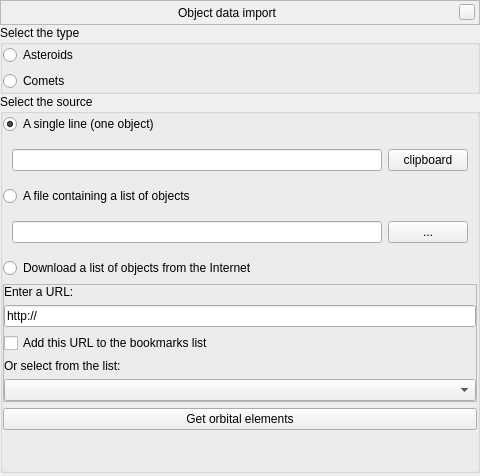
Above: plugins/CometsAsteroidsImporter/src/gui/importWindow.ui from 519984307/stellarium_src before the change. Below: the same form after it.
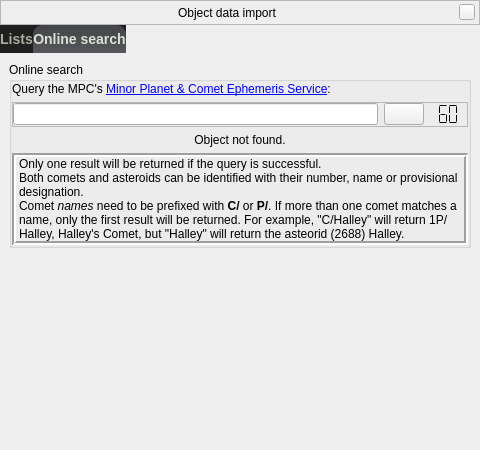
That is the form after the change. The open tabs and pages were chosen to show the change. Icons and pictures are not drawn. Custom widgets are drawn as their Qt base class.

Commit message: + searching and importing from the online MPES service (needs fixing); - single string import (mostly unusable)

What changed in the file:
```diff
--- a/plugins/CometsAsteroidsImporter/src/gui/importWindow.ui
+++ b/plugins/CometsAsteroidsImporter/src/gui/importWindow.ui
@@ -8,9 +8,43 @@
     <x>0</x>
     <y>0</y>
     <width>480</width>
-    <height>476</height>
+    <height>450</height>
    </rect>
   </property>
+  <property name="styleSheet">
+   <string notr="true">QTabBar {
+	border: none;
+	margin: 0px;
+	padding: 0px;
+	font-weight: bold;
+	color: rgb(170, 173, 164);
+	background-color: rgb(31, 31, 31);
+	font-size: 14px;
+}
+
+QTabBar::tab {
+	border: 0px;
+	margin: 0px;
+	padding: 4px  1ex;
+	min-height: 28px;
+	/*min-width: 0px;*/
+	/*font-size: 14px; &lt;-- Causes text being cut by the frame*/
+}
+
+QTabBar::tab:selected {
+	border: none;
+	margin: 0px;
+	border-top-left-radius: 10px;
+	border-top-right-radius: 10px;
+	color: rgb(220, 223, 214);
+	background-color: qlineargradient(x1: 0, y1: 0, x2: 0, y2: 1, stop: 0 rgb(68, 69, 72), stop: 1 rgb(86, 87, 90));
+}
+
+QTabWidget::pane {
+	margin-top: 0px;
+	border-top: none;
+}</string>
+  </property>
   <layout class="QVBoxLayout" name="verticalLayout_2">
    <property name="spacing">
     <number>0</number>
@@ -124,6 +158,22 @@
    <item>
     <widget class="QStackedWidget" name="stackedWidget">
      <widget class="QWidget" name="pageSource">
+      <layout class="QVBoxLayout" name="verticalLayout_7">
+       <property name="spacing">
+        <number>0</number>
+       </property>
+       <property name="margin">
+        <number>0</number>
+       </property>
+       <item>
+        <widget class="QTabWidget" name="tabWidget">
+         <property name="currentIndex">
+          <number>0</number>
+         </property>
+         <widget class="QWidget" name="tabLists">
+          <attribute name="title">
+           <string>Lists</string>
+          </attribute>
       <layout class="QVBoxLayout" name="verticalLayout">
        <property name="spacing">
         <number>0</number>
@@ -166,32 +216,6 @@
           <property name="margin">
            <number>0</number>
           </property>
-          <item>
-           <widget class="QRadioButton" name="radioButtonSingle">
-            <property name="text">
-             <string>A single line (one object)</string>
-            </property>
-            <property name="checked">
-             <bool>true</bool>
-            </property>
-           </widget>
-          </item>
-          <item>
-           <widget class="QFrame" name="frameSingle">
-            <layout class="QHBoxLayout" name="horizontalLayoutSingle">
-             <item>
-              <widget class="QLineEdit" name="lineEditSingle"/>
-             </item>
-             <item>
-              <widget class="QPushButton" name="pushButtonPaste">
-               <property name="text">
-                <string>clipboard</string>
-               </property>
-              </widget>
-             </item>
-            </layout>
-           </widget>
-          </item>
           <item>
            <widget class="QRadioButton" name="radioButtonFile">
             <property name="text">
@@ -201,7 +225,13 @@
           </item>
           <item>
            <widget class="QFrame" name="frameFile">
-            <layout class="QHBoxLayout" name="horizontalLayoutFile">
+                <layout class="QHBoxLayout" name="horizontalLayoutFile_2">
+                 <property name="topMargin">
+                  <number>0</number>
+                 </property>
+                 <property name="bottomMargin">
+                  <number>0</number>
+                 </property>
              <item>
               <widget class="QLineEdit" name="lineEditFilePath">
                <property name="inputMethodHints">
@@ -234,8 +264,11 @@
             <property name="frameShadow">
              <enum>QFrame::Raised</enum>
             </property>
-            <layout class="QVBoxLayout" name="verticalLayout_6">
-             <property name="margin">
+                <layout class="QVBoxLayout" name="verticalLayout_9">
+                 <property name="topMargin">
+                  <number>0</number>
+                 </property>
+                 <property name="bottomMargin">
               <number>0</number>
              </property>
              <item>
@@ -305,11 +338,131 @@
          </property>
          <property name="sizeHint" stdset="0">
           <size>
-           <width>0</width>
-           <height>0</height>
+               <width>20</width>
+               <height>40</height>
           </size>
          </property>
         </spacer>
+           </item>
+          </layout>
+         </widget>
+         <widget class="QWidget" name="tabSearch">
+          <attribute name="title">
+           <string>Online search</string>
+          </attribute>
+          <layout class="QVBoxLayout" name="verticalLayout_11">
+           <item>
+            <widget class="QGroupBox" name="groupBoxSearch">
+             <property name="title">
+              <string>Online search</string>
+             </property>
+             <layout class="QVBoxLayout" name="verticalLayout_10">
+              <property name="margin">
+               <number>0</number>
+              </property>
+              <item>
+               <widget class="QLabel" name="labelSearch">
+                <property name="text">
+                 <string>Query the MPC's &lt;a href=&quot;http://www.minorplanetcenter.org/iau/MPEph/MPEph.html&quot;&gt;Minor Planet &amp;amp; Comet Ephemeris Service&lt;/a&gt;:</string>
+                </property>
+                <property name="wordWrap">
+                 <bool>true</bool>
+                </property>
+                <property name="openExternalLinks">
+                 <bool>true</bool>
+                </property>
+               </widget>
+              </item>
+              <item>
+               <widget class="QFrame" name="frameSearch">
+                <property name="frameShape">
+                 <enum>QFrame::StyledPanel</enum>
+                </property>
+                <property name="frameShadow">
+                 <enum>QFrame::Raised</enum>
+                </property>
+                <layout class="QHBoxLayout" name="horizontalLayout">
+                 <property name="margin">
+                  <number>0</number>
+                 </property>
+                 <item>
+                  <widget class="QLineEdit" name="lineEditQuery"/>
+                 </item>
+                 <item>
+                  <widget class="QPushButton" name="pushButtonSearch">
+                   <property name="icon">
+                    <iconset resource="../../../../data/gui/guiRes.qrc">
+                     <normaloff>:/graphicGui/searchButtonImage.png</normaloff>:/graphicGui/searchButtonImage.png</iconset>
+                   </property>
+                  </widget>
+                 </item>
+                 <item>
+                  <widget class="QLCDNumber" name="lcdNumber">
+                   <property name="frameShape">
+                    <enum>QFrame::NoFrame</enum>
+                   </property>
+                   <property name="numDigits">
+                    <number>2</number>
+                   </property>
+                   <property name="segmentStyle">
+                    <enum>QLCDNumber::Flat</enum>
+                   </property>
+                   <property name="value" stdset="0">
+                    <double>60.000000000000000</double>
+                   </property>
+                  </widget>
+                 </item>
+                </layout>
+               </widget>
+              </item>
+              <item>
+               <widget class="QLabel" name="labelNotFound">
+                <property name="text">
+                 <string>Object not found.</string>
+                </property>
+                <property name="alignment">
+                 <set>Qt::AlignCenter</set>
+                </property>
+               </widget>
+              </item>
+              <item>
+               <widget class="QLabel" name="label">
+                <property name="frameShape">
+                 <enum>QFrame::Box</enum>
+                </property>
+                <property name="frameShadow">
+                 <enum>QFrame::Sunken</enum>
+                </property>
+                <property name="lineWidth">
+                 <number>2</number>
+                </property>
+                <property name="text">
+                 <string>Only one result will be returned if the query is successful.&lt;br&gt;Both comets and asteroids can be identified with their number, name or provisional designation.&lt;br&gt;Comet &lt;i&gt;names&lt;/i&gt; need to be prefixed with &lt;b&gt;C/&lt;/b&gt; or &lt;b&gt;P/&lt;/b&gt;. If more than one comet matches a name, only the first result will be returned. For example, &quot;C/Halley&quot; will return 1P/Halley, Halley's Comet, but &quot;Halley&quot; will return the asteorid (2688) Halley.</string>
+                </property>
+                <property name="wordWrap">
+                 <bool>true</bool>
+                </property>
+               </widget>
+              </item>
+             </layout>
+            </widget>
+           </item>
+           <item>
+            <spacer name="verticalSpacer_3">
+             <property name="orientation">
+              <enum>Qt::Vertical</enum>
+             </property>
+             <property name="sizeHint" stdset="0">
+              <size>
+               <width>20</width>
+               <height>40</height>
+              </size>
+             </property>
+            </spacer>
+           </item>
+          </layout>
+         </widget>
+        </widget>
        </item>
       </layout>
      </widget>
```
Left out of the diff: 49 changed lines with no effect on the pictures. Lines whose indentation alone changed are shown as unchanged. The commit also changes 3 other files.
